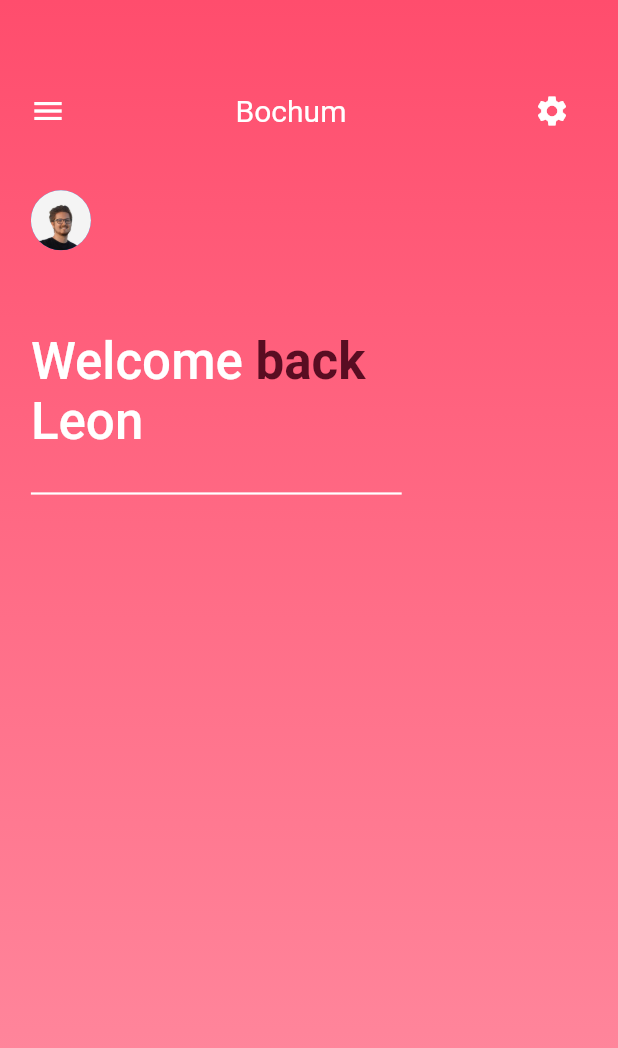
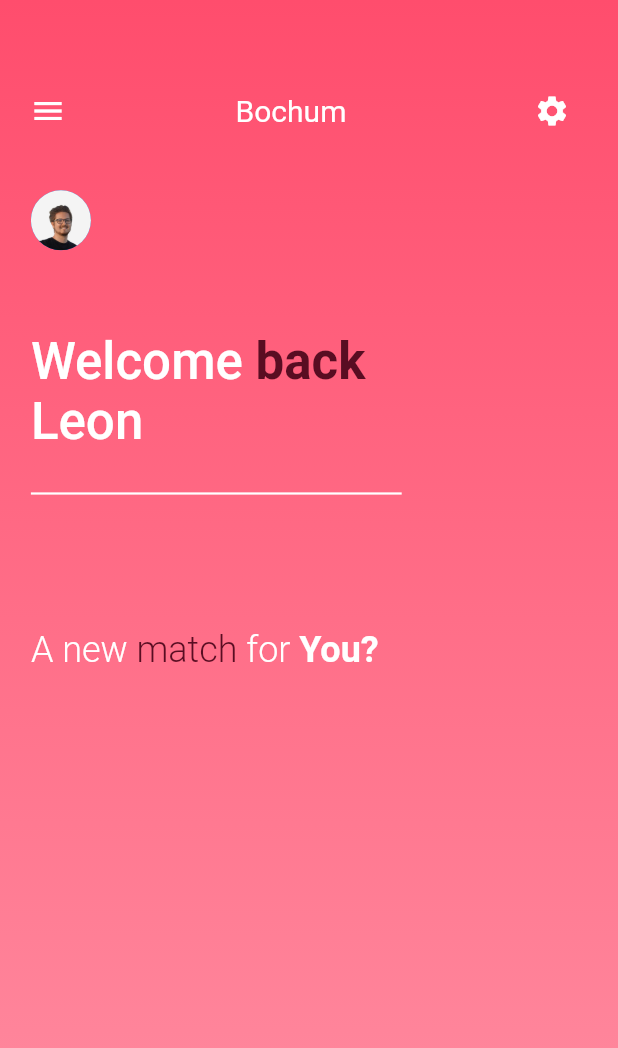
Before and after one commit to leon-mel/pometri, a Flutter app: the LandingPage screen opened by its route, on a phone screen of 412 x 824 dp. Shown: the top 1048 px of the screen. Run offline on Flutter 3.47's test engine with Material 2 defaults, Android fonts, the phone set to English and light mode, and no system bars; drawn by our look-alikes of flutter_bounce; our stand-ins replace hexcolor.

Commit message:
adjusting home_screen ui

```diff
--- a/lib/homemenu/home_screen.dart
+++ b/lib/homemenu/home_screen.dart
@@ -111,7 +111,7 @@ class _HomeScreenState extends State<HomeScreen> {
               padding: EdgeInsets.only(
                   top: SizeConfig.safeBlockVertical * 4,
                   left: SizeConfig.safeBlockHorizontal * 5,
-                  bottom: SizeConfig.safeBlockHorizontal*5),
+                  bottom: SizeConfig.safeBlockHorizontal * 5),
               child: Align(
                 alignment: Alignment.centerLeft,
                 child: RichText(
@@ -150,7 +150,33 @@ class _HomeScreenState extends State<HomeScreen> {
             color: Colors.white,
             thickness: 1.5,
             indent: SizeConfig.safeBlockHorizontal * 5,
-            endIndent: SizeConfig.safeBlockHorizontal *35,
+            endIndent: SizeConfig.safeBlockHorizontal * 35,
+          ),
+          SizedBox(
+            height: SizeConfig.safeBlockVertical * 6,
+          ),
+          Padding(
+            padding: EdgeInsets.only(
+                top: SizeConfig.safeBlockVertical * 4,
+                left: SizeConfig.safeBlockHorizontal * 5,
+                bottom: SizeConfig.safeBlockHorizontal * 5),
+            child: Align(
+              alignment: Alignment.centerLeft,
+              child: RichText(
+                text: const TextSpan(
+                    text: "A new ",
+                    style: TextStyle(fontSize: 24, fontWeight: FontWeight.w300),
+                    children: <TextSpan>[
+                      TextSpan(
+                          text: "match ",
+                          style: TextStyle(color: Color(0xff590d22))),
+                      TextSpan(text: "for ", style: TextStyle()),
+                      TextSpan(
+                          text: "You?",
+                          style: TextStyle(fontWeight: FontWeight.w600))
+                    ]),
+              ),
+            ),
           )
         ],
       ),
```
